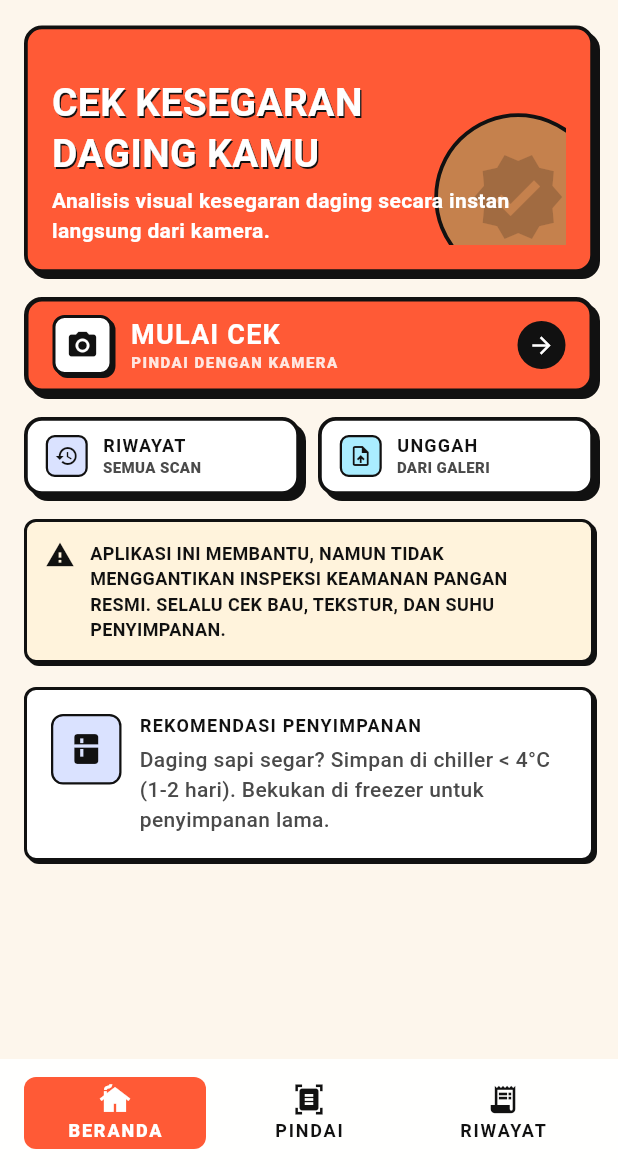
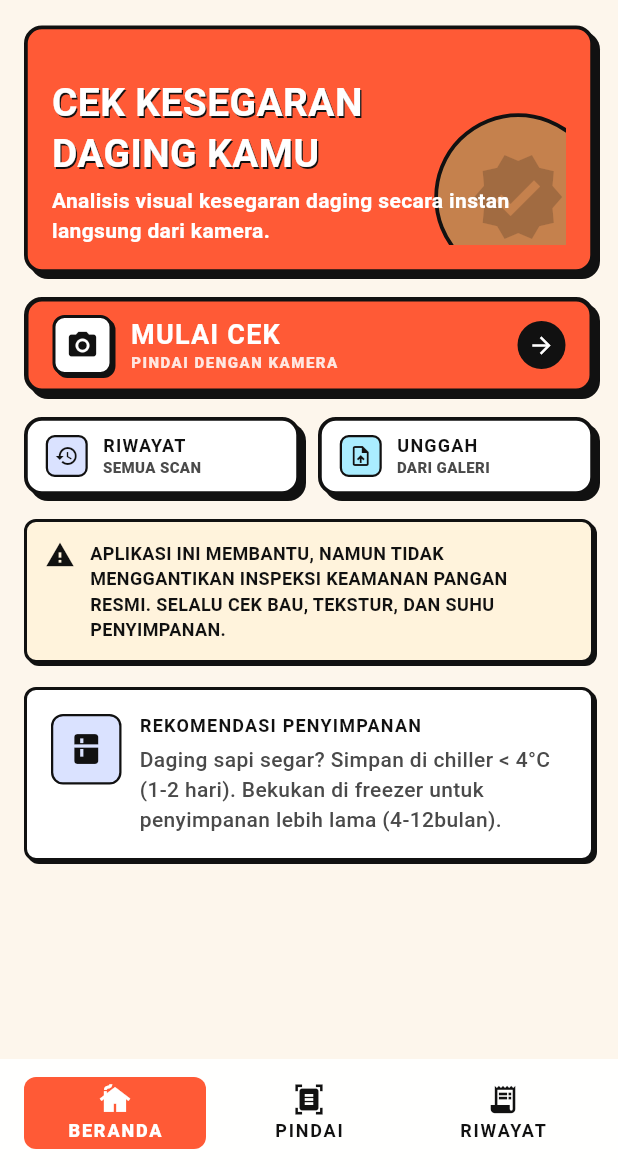
Before and after one commit to ezreals-ares/PBL_Meat_Freshness, a Flutter app: the screen it shows after launch, on a phone screen of 412 x 824 dp, the part 69-1236 px from its top. Run offline on Flutter 3.47's test engine with Material 3 defaults, Android fonts, the phone set to English and light mode, and no system bars; our stand-ins replace image_picker, sqflite; accounts and stored records are empty; Roboto replaces fonts that are missing (PlusJakartaSans, SpaceGrotesk).

Commit message:
PBL Init

```diff
--- a/lib/presentation/home/home_screen.dart
+++ b/lib/presentation/home/home_screen.dart
@@ -325,7 +325,7 @@ class HomeScreen extends StatelessWidget {
                     style: AppTextStyles.labelMd.copyWith(letterSpacing: 0.8)),
                 const SizedBox(height: 4),
                 Text(
-                  'Daging sapi segar? Simpan di chiller < 4°C (1-2 hari). Bekukan di freezer untuk penyimpanan lama.',
+                  'Daging sapi segar? Simpan di chiller < 4°C (1-2 hari). Bekukan di freezer untuk penyimpanan lebih lama (4-12bulan).',
                   style: AppTextStyles.bodySm.copyWith(color: AppColors.textSecondary, height: 1.4),
                 ),
               ],
```
